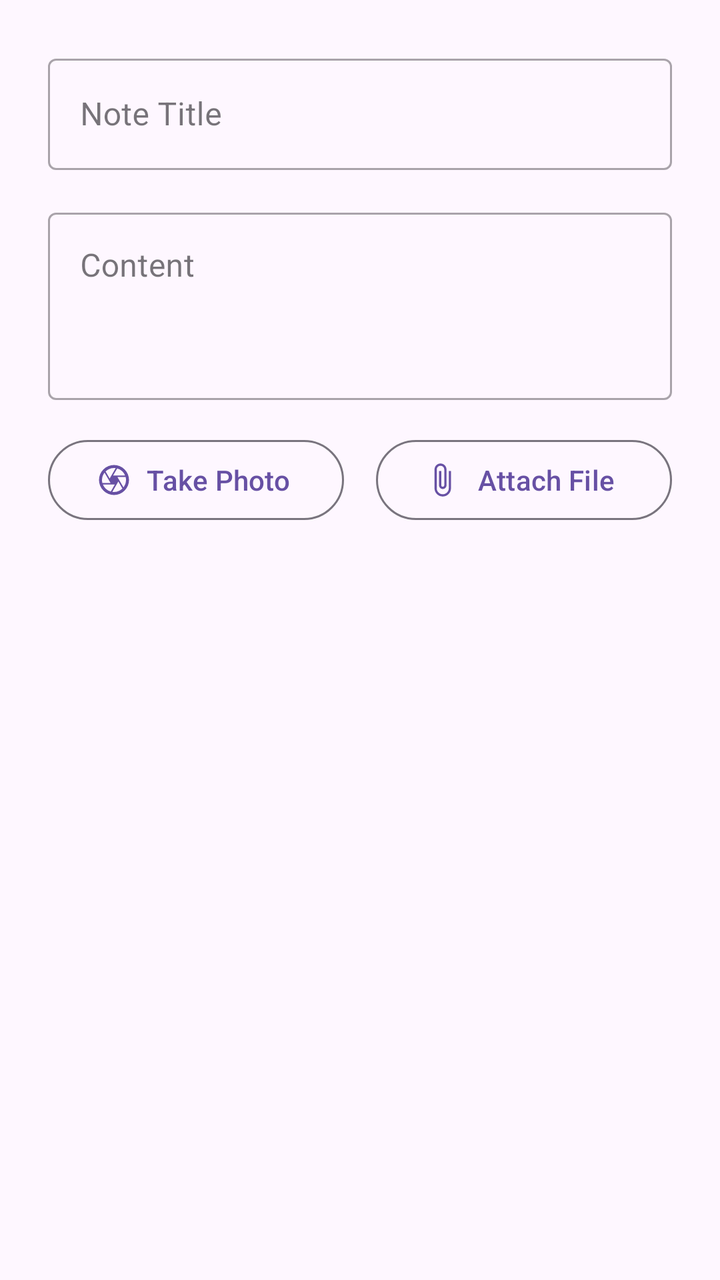
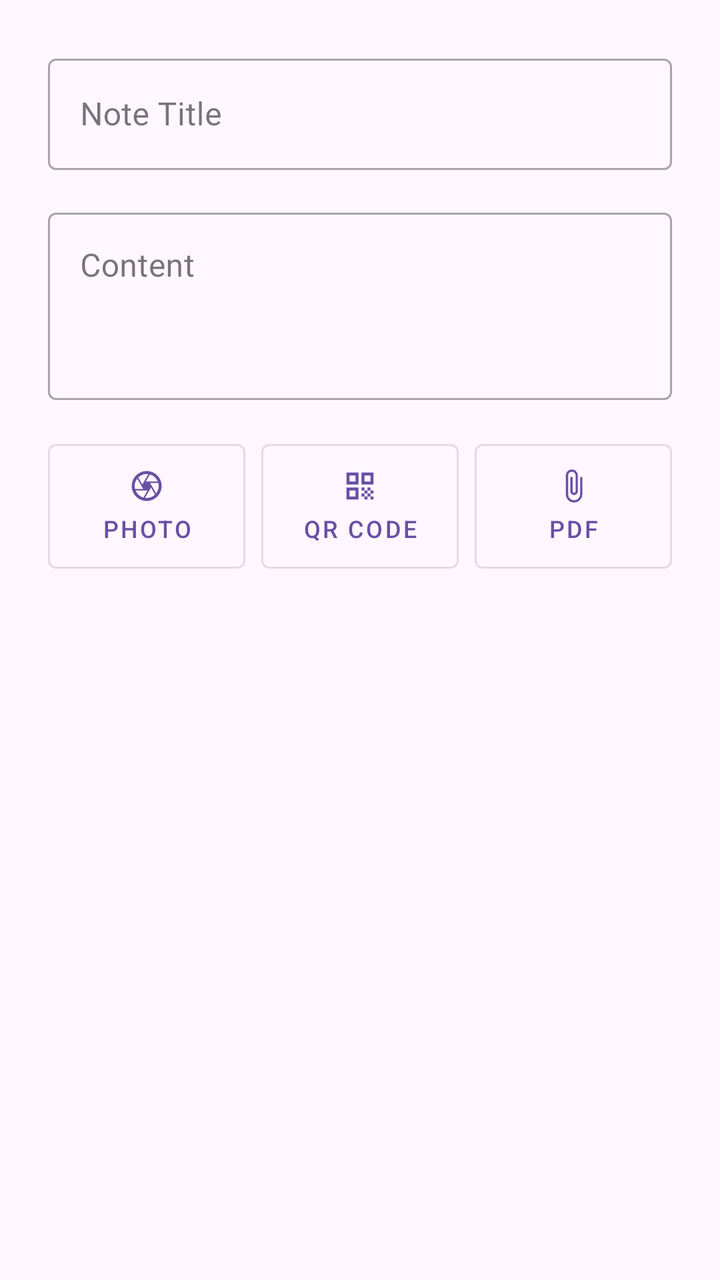

Compare the two renders of this Android layout. The source of the first and the diff that turns it into the second are given below.
<!-- AndroidManifest.xml: application theme Theme.FocusU -->
<!-- res/layout/dialog_add_note.xml -->
<?xml version="1.0" encoding="utf-8"?>
<ScrollView xmlns:android="http://schemas.android.com/apk/res/android"
    xmlns:app="http://schemas.android.com/apk/res-auto"
    android:layout_width="match_parent"
    android:layout_height="wrap_content">

    <LinearLayout
        android:layout_width="match_parent"
        android:layout_height="wrap_content"
        android:orientation="vertical"
        android:padding="24dp">

        
        <com.google.android.material.textfield.TextInputLayout
            style="@style/Widget.MaterialComponents.TextInputLayout.OutlinedBox"
            android:layout_width="match_parent"
            android:layout_height="wrap_content"
            android:hint="Note Title">

            <com.google.android.material.textfield.TextInputEditText
                android:id="@+id/editNoteTitle"
                android:layout_width="match_parent"
                android:layout_height="wrap_content"
                android:inputType="textCapWords" />
        </com.google.android.material.textfield.TextInputLayout>

        
        <com.google.android.material.textfield.TextInputLayout
            style="@style/Widget.MaterialComponents.TextInputLayout.OutlinedBox"
            android:layout_width="match_parent"
            android:layout_height="wrap_content"
            android:layout_marginTop="16dp"
            android:hint="Content">

            <com.google.android.material.textfield.TextInputEditText
                android:id="@+id/editNoteContent"
                android:layout_width="match_parent"
                android:layout_height="wrap_content"
                android:gravity="top"
                android:inputType="textMultiLine"
                android:minLines="3" />
        </com.google.android.material.textfield.TextInputLayout>

        
        <LinearLayout
            android:layout_width="match_parent"
            android:layout_height="wrap_content"
            android:layout_marginTop="16dp"
            android:orientation="horizontal">

            <Button
                android:id="@+id/btnScanNote"
                style="?attr/materialButtonOutlinedStyle"
                android:layout_width="0dp"
                android:layout_height="wrap_content"
                android:layout_marginEnd="8dp"
                android:layout_weight="1"
                android:text="Take Photo"
                app:icon="@drawable/ic_camera" />

            <Button
                android:id="@+id/btnAttachFile"
                style="?attr/materialButtonOutlinedStyle"
                android:layout_width="0dp"
                android:layout_height="wrap_content"
                android:layout_marginStart="8dp"
                android:layout_weight="1"
                android:text="Attach File"
                app:icon="@drawable/ic_attach_file" />
        </LinearLayout>

        <ImageView
            android:id="@+id/imgDialogPreview"
            android:layout_width="match_parent"
            android:layout_height="150dp"
            android:layout_marginTop="16dp"
            android:background="#F0F0F0"
            android:scaleType="centerCrop"
            android:visibility="gone" />

        
        <LinearLayout
            android:id="@+id/fileAttachmentInfo"
            android:layout_width="match_parent"
            android:layout_height="wrap_content"
            android:layout_marginTop="16dp"
            android:background="@drawable/search_view_bg"
            android:gravity="center_vertical"
            android:orientation="horizontal"
            android:padding="12dp"
            android:visibility="gone">

            <ImageView
                android:id="@+id/fileAttachmentIcon"
                android:layout_width="24dp"
                android:layout_height="24dp"
                android:src="@drawable/ic_pdf_file" />

            <TextView
                android:id="@+id/fileAttachmentName"
                android:layout_width="0dp"
                android:layout_height="wrap_content"
                android:layout_marginStart="12dp"
                android:layout_weight="1"
                android:ellipsize="middle"
                android:singleLine="true"
                android:text="document.pdf"
                android:textAppearance="?attr/textAppearanceBody2" />
        </LinearLayout>


    </LinearLayout>
</ScrollView>
<!-- resources referenced by this layout -->
<resources>
  <!-- drawable ic_attach_file (drawable) -->
  <vector xmlns:android="http://schemas.android.com/apk/res/android" android:height="24dp" android:tint="#000000" android:viewportHeight="24" android:viewportWidth="24" android:width="24dp">
        
      <path android:fillColor="@android:color/white" android:pathData="M16.5,6v11.5c0,2.21 -1.79,4 -4,4s-4,-1.79 -4,-4V5c0,-1.38 1.12,-2.5 2.5,-2.5s2.5,1.12 2.5,2.5v10.5c0,0.55 -0.45,1 -1,1s-1,-0.45 -1,-1V6H10v9.5c0,1.38 1.12,2.5 2.5,2.5s2.5,-1.12 2.5,-2.5V5c0,-2.21 -1.79,-4 -4,-4S7,2.79 7,5v12.5c0,3.04 2.46,5.5 5.5,5.5s5.5,-2.46 5.5,-5.5V6h-1.5z"/>
      
  </vector>
  <!-- drawable ic_pdf_file (drawable) -->
  <vector xmlns:android="http://schemas.android.com/apk/res/android" android:height="24dp" android:tint="#000000" android:viewportHeight="24" android:viewportWidth="24" android:width="24dp">
        
      <path android:fillColor="@android:color/white" android:pathData="M20,2L8,2c-1.1,0 -2,0.9 -2,2v12c0,1.1 0.9,2 2,2h12c1.1,0 2,-0.9 2,-2L22,4c0,-1.1 -0.9,-2 -2,-2zM11.5,9.5c0,0.83 -0.67,1.5 -1.5,1.5L9,11v2L7.5,13L7.5,7L10,7c0.83,0 1.5,0.67 1.5,1.5v1zM16.5,11.5c0,0.83 -0.67,1.5 -1.5,1.5h-2.5L12.5,7L15,7c0.83,0 1.5,0.67 1.5,1.5v3zM20.5,8.5L19,8.5v1h1.5L20.5,11L19,11v2h-1.5L17.5,7h3v1.5zM9,9.5h1v-1L9,8.5v1zM4,6L2,6v14c0,1.1 0.9,2 2,2h14v-2L4,20L4,6zM14,11.5h1v-3h-1v3z"/>
      
  </vector>
  <!-- drawable search_view_bg (drawable) -->
  <?xml version="1.0" encoding="utf-8"?>
  <shape xmlns:android="http://schemas.android.com/apk/res/android"
      android:shape="rectangle">
      <solid android:color="@android:color/white" />
      <corners android:radius="8dp" />
      <stroke
          android:width="1dp"
          android:color="#E0E0E0" />
  </shape>
  <style name="Theme.FocusU" parent="Base.Theme.FocusU" />
  <style name="Base.Theme.FocusU" parent="Theme.Material3.Light.NoActionBar">
          
          
      </style>
  <!-- unchanged entries left out for length: 1 -->
</resources>

<!-- the commit's change to res/layout/dialog_add_note.xml (unified diff, before → after) -->
@@ -42,31 +42,60 @@
         </com.google.android.material.textfield.TextInputLayout>
 
         
+        
         <LinearLayout
             android:layout_width="match_parent"
             android:layout_height="wrap_content"
             android:layout_marginTop="16dp"
+            android:layout_marginBottom="8dp"
             android:orientation="horizontal">
 
-            <Button
+            
+            <com.google.android.material.button.MaterialButton
                 android:id="@+id/btnScanNote"
-                style="?attr/materialButtonOutlinedStyle"
+                style="@style/Widget.MaterialComponents.Button.OutlinedButton"
                 android:layout_width="0dp"
                 android:layout_height="wrap_content"
-                android:layout_marginEnd="8dp"
                 android:layout_weight="1"
-                android:text="Take Photo"
-                app:icon="@drawable/ic_camera" />
+                android:layout_marginEnd="4dp"
+                android:text="Photo"
+                android:textSize="12sp"
+                app:icon="@drawable/ic_camera"
+                app:iconGravity="top"
+                android:paddingTop="12dp"
+                android:paddingBottom="12dp" />
 
-            <Button
-                android:id="@+id/btnAttachFile"
-                style="?attr/materialButtonOutlinedStyle"
+            
+            <com.google.android.material.button.MaterialButton
+                android:id="@+id/btnScanQR"
+                style="@style/Widget.MaterialComponents.Button.OutlinedButton"
                 android:layout_width="0dp"
                 android:layout_height="wrap_content"
-                android:layout_marginStart="8dp"
                 android:layout_weight="1"
-                android:text="Attach File"
-                app:icon="@drawable/ic_attach_file" />
+                android:layout_marginStart="4dp"
+                android:layout_marginEnd="4dp"
+                android:text="QR Code"
+                android:textSize="12sp"
+                app:icon="@drawable/ic_qr"
+                app:iconGravity="top"
+                android:paddingTop="12dp"
+                android:paddingBottom="12dp" />
+
+            
+            <com.google.android.material.button.MaterialButton
+                android:id="@+id/btnAttachFile"
+                style="@style/Widget.MaterialComponents.Button.OutlinedButton"
+                android:layout_width="0dp"
+                android:layout_height="wrap_content"
+                android:layout_weight="1"
+                android:layout_marginStart="4dp"
+                android:text="PDF"
+                android:textSize="12sp"
+                app:icon="@drawable/ic_attach_file"
+                app:iconGravity="top"
+                android:paddingTop="12dp"
+                android:paddingBottom="12dp" />
+
         </LinearLayout>
 
         <ImageView
<!-- resource entries referenced after the edit -->
@@ -10,6 +10,12 @@
   <vector xmlns:android="http://schemas.android.com/apk/res/android" android:height="24dp" android:tint="#000000" android:viewportHeight="24" android:viewportWidth="24" android:width="24dp">
         
       <path android:fillColor="@android:color/white" android:pathData="M20,2L8,2c-1.1,0 -2,0.9 -2,2v12c0,1.1 0.9,2 2,2h12c1.1,0 2,-0.9 2,-2L22,4c0,-1.1 -0.9,-2 -2,-2zM11.5,9.5c0,0.83 -0.67,1.5 -1.5,1.5L9,11v2L7.5,13L7.5,7L10,7c0.83,0 1.5,0.67 1.5,1.5v1zM16.5,11.5c0,0.83 -0.67,1.5 -1.5,1.5h-2.5L12.5,7L15,7c0.83,0 1.5,0.67 1.5,1.5v3zM20.5,8.5L19,8.5v1h1.5L20.5,11L19,11v2h-1.5L17.5,7h3v1.5zM9,9.5h1v-1L9,8.5v1zM4,6L2,6v14c0,1.1 0.9,2 2,2h14v-2L4,20L4,6zM14,11.5h1v-3h-1v3z"/>
+      
+  </vector>
+  <!-- drawable ic_qr (drawable) -->
+  <vector xmlns:android="http://schemas.android.com/apk/res/android" android:height="24dp" android:tint="#000000" android:viewportHeight="960" android:viewportWidth="960" android:width="24dp">
+        
+      <path android:fillColor="@android:color/white" android:pathData="M120,440L120,120L440,120L440,440L120,440ZM200,360L360,360L360,200L200,200L200,360ZM120,840L120,520L440,520L440,840L120,840ZM200,760L360,760L360,600L200,600L200,760ZM520,440L520,120L840,120L840,440L520,440ZM600,360L760,360L760,200L600,200L600,360ZM760,840L760,760L840,760L840,840L760,840ZM520,600L520,520L600,520L600,600L520,600ZM600,680L600,600L680,600L680,680L600,680ZM520,760L520,680L600,680L600,760L520,760ZM600,840L600,760L680,760L680,840L600,840ZM680,760L680,680L760,680L760,760L680,760ZM680,600L680,520L760,520L760,600L680,600ZM760,680L760,600L840,600L840,680L760,680Z"/>
       
   </vector>
   <!-- drawable search_view_bg (drawable) -->
